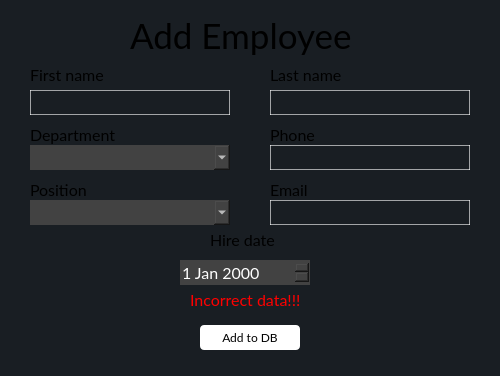
Qt form PhoneManagerGUI/ui/insertemployeedialog.ui (tarashunchak/PhoneCompanyManager) before a commit.
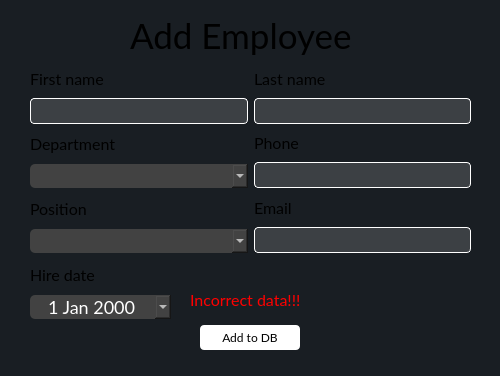
The same form after that commit.

Commit message: insertion widget layouts

```diff
--- a/PhoneManagerGUI/ui/insertemployeedialog.ui
+++ b/PhoneManagerGUI/ui/insertemployeedialog.ui
@@ -17,19 +17,6 @@
    <string notr="true">background-color:rgb(25, 30, 35);
 font-family:Lato, Consolas;</string>
   </property>
-  <widget class="QLineEdit" name="phone_lineEdit">
-   <property name="geometry">
-    <rect>
-     <x>270</x>
-     <y>145</y>
-     <width>200</width>
-     <height>25</height>
-    </rect>
-   </property>
-   <property name="styleSheet">
-    <string notr="true">border:1px solid rgba(255, 255, 255, 0.6);</string>
-   </property>
-  </widget>
   <widget class="QLabel" name="header_label">
    <property name="geometry">
     <rect>
@@ -49,63 +36,6 @@
     <string>Add Employee</string>
    </property>
   </widget>
-  <widget class="QLabel" name="department_label">
-   <property name="geometry">
-    <rect>
-     <x>30</x>
-     <y>125</y>
-     <width>105</width>
-     <height>20</height>
-    </rect>
-   </property>
-   <property name="font">
-    <font>
-     <family>Lato</family>
-     <pointsize>12</pointsize>
-    </font>
-   </property>
-   <property name="text">
-    <string>Department</string>
-   </property>
-  </widget>
-  <widget class="QLabel" name="hire_date_label">
-   <property name="geometry">
-    <rect>
-     <x>210</x>
-     <y>230</y>
-     <width>80</width>
-     <height>20</height>
-    </rect>
-   </property>
-   <property name="font">
-    <font>
-     <family>Lato</family>
-     <pointsize>12</pointsize>
-    </font>
-   </property>
-   <property name="text">
-    <string>Hire date</string>
-   </property>
-  </widget>
-  <widget class="QLabel" name="fname_label">
-   <property name="geometry">
-    <rect>
-     <x>30</x>
-     <y>65</y>
-     <width>161</width>
-     <height>20</height>
-    </rect>
-   </property>
-   <property name="font">
-    <font>
-     <family>Lato</family>
-     <pointsize>12</pointsize>
-    </font>
-   </property>
-   <property name="text">
-    <string>First name</string>
-   </property>
-  </widget>
   <widget class="QPushButton" name="confirm_addition">
    <property name="geometry">
     <rect>
@@ -130,169 +60,6 @@
     <string>Add to DB</string>
    </property>
   </widget>
-  <widget class="QLabel" name="phone_label">
-   <property name="geometry">
-    <rect>
-     <x>270</x>
-     <y>125</y>
-     <width>97</width>
-     <height>20</height>
-    </rect>
-   </property>
-   <property name="font">
-    <font>
-     <family>Lato</family>
-     <pointsize>12</pointsize>
-    </font>
-   </property>
-   <property name="text">
-    <string>Phone</string>
-   </property>
-  </widget>
-  <widget class="QLabel" name="position_label">
-   <property name="geometry">
-    <rect>
-     <x>30</x>
-     <y>180</y>
-     <width>101</width>
-     <height>20</height>
-    </rect>
-   </property>
-   <property name="font">
-    <font>
-     <family>Lato</family>
-     <pointsize>12</pointsize>
-    </font>
-   </property>
-   <property name="text">
-    <string>Position</string>
-   </property>
-  </widget>
-  <widget class="QLineEdit" name="first_name_lineEdit">
-   <property name="geometry">
-    <rect>
-     <x>30</x>
-     <y>90</y>
-     <width>200</width>
-     <height>25</height>
-    </rect>
-   </property>
-   <property name="styleSheet">
-    <string notr="true">border:1px solid rgba(255, 255, 255, 0.6);</string>
-   </property>
-  </widget>
-  <widget class="QComboBox" name="department_comboBox">
-   <property name="geometry">
-    <rect>
-     <x>30</x>
-     <y>145</y>
-     <width>200</width>
-     <height>25</height>
-    </rect>
-   </property>
-   <property name="styleSheet">
-    <string notr="true">background-color:#424242;
-border:none;
-font-size:16px;
-color:white;</string>
-   </property>
-  </widget>
-  <widget class="QComboBox" name="position_comboBox">
-   <property name="geometry">
-    <rect>
-     <x>30</x>
-     <y>200</y>
-     <width>200</width>
-     <height>25</height>
-    </rect>
-   </property>
-   <property name="styleSheet">
-    <string notr="true">background-color:#424242;
-border:none;
-font-size:16px;
-color:white;</string>
-   </property>
-  </widget>
-  <widget class="QDateEdit" name="hire_date_dateEdit">
-   <property name="geometry">
-    <rect>
-     <x>180</x>
-     <y>260</y>
-     <width>130</width>
-     <height>25</height>
-    </rect>
-   </property>
-   <property name="styleSheet">
-    <string notr="true">background-color:#424242;
-border:none;
-font-size:16px;
-color:white;</string>
-   </property>
-  </widget>
-  <widget class="QLineEdit" name="email_lineEdit">
-   <property name="geometry">
-    <rect>
-     <x>270</x>
-     <y>200</y>
-     <width>200</width>
-     <height>25</height>
-    </rect>
-   </property>
-   <property name="styleSheet">
-    <string notr="true">border:1px solid rgba(255, 255, 255, 0.6);</string>
-   </property>
-  </widget>
-  <widget class="QLabel" name="email_label">
-   <property name="geometry">
-    <rect>
-     <x>270</x>
-     <y>180</y>
-     <width>97</width>
-     <height>20</height>
-    </rect>
-   </property>
-   <property name="font">
-    <font>
-     <family>Lato</family>
-     <pointsize>12</pointsize>
-    </font>
-   </property>
-   <property name="text">
-    <string>Email</string>
-   </property>
-  </widget>
-  <widget class="QLabel" name="lname_label">
-   <property name="geometry">
-    <rect>
-     <x>270</x>
-     <y>65</y>
-     <width>161</width>
-     <height>20</height>
-    </rect>
-   </property>
-   <property name="font">
-    <font>
-     <family>Lato</family>
-     <pointsize>12</pointsize>
-    </font>
-   </property>
-   <property name="text">
-    <string>Last name</string>
-   </property>
-  </widget>
-  <widget class="QLineEdit" name="last_name_lineEdit">
-   <property name="geometry">
-    <rect>
-     <x>270</x>
-     <y>90</y>
-     <width>200</width>
-     <height>25</height>
-    </rect>
-   </property>
-   <property name="styleSheet">
-    <string notr="true">border:1px solid rgba(255, 255, 255, 0.6);</string>
-   </property>
-  </widget>
   <widget class="QLabel" name="incorrect_data_label">
    <property name="geometry">
     <rect>
@@ -313,6 +80,234 @@
     <string>Incorrect data!!!</string>
    </property>
   </widget>
+  <widget class="QWidget" name="layoutWidget">
+   <property name="geometry">
+    <rect>
+     <x>30</x>
+     <y>65</y>
+     <width>441</width>
+     <height>188</height>
+    </rect>
+   </property>
+   <layout class="QGridLayout" name="gridLayout">
+    <item row="0" column="0">
+     <layout class="QVBoxLayout" name="verticalLayout">
+      <item>
+       <widget class="QLabel" name="fname_label">
+        <property name="font">
+         <font>
+          <family>Lato</family>
+          <pointsize>12</pointsize>
+         </font>
+        </property>
+        <property name="text">
+         <string>First name</string>
+        </property>
+       </widget>
+      </item>
+      <item>
+       <widget class="QLineEdit" name="first_name_lineEdit">
+        <property name="styleSheet">
+         <string notr="true">background-color:rgba(200, 200, 200, 0.2);
+color:white;
+font-family:Lato, Consolas;
+font-size:18px;
+border-radius:4px;
+border:1px solid white;</string>
+        </property>
+       </widget>
+      </item>
+     </layout>
+    </item>
+    <item row="0" column="1">
+     <layout class="QVBoxLayout" name="verticalLayout_2">
+      <item>
+       <widget class="QLabel" name="lname_label">
+        <property name="font">
+         <font>
+          <family>Lato</family>
+          <pointsize>12</pointsize>
+         </font>
+        </property>
+        <property name="text">
+         <string>Last name</string>
+        </property>
+       </widget>
+      </item>
+      <item>
+       <widget class="QLineEdit" name="last_name_lineEdit">
+        <property name="styleSheet">
+         <string notr="true">background-color:rgba(200, 200, 200, 0.2);
+color:white;
+font-family:Lato, Consolas;
+font-size:18px;
+border-radius:4px;
+border:1px solid white;</string>
+        </property>
+       </widget>
+      </item>
+     </layout>
+    </item>
+    <item row="1" column="0">
+     <layout class="QVBoxLayout" name="verticalLayout_5">
+      <item>
+       <widget class="QLabel" name="department_label">
+        <property name="font">
+         <font>
+          <family>Lato</family>
+          <pointsize>12</pointsize>
+         </font>
+        </property>
+        <property name="text">
+         <string>Department</string>
+        </property>
+       </widget>
+      </item>
+      <item>
+       <widget class="QComboBox" name="department_comboBox">
+        <property name="styleSheet">
+         <string notr="true">background-color:#424242;
+border:none;
+font-size:18px;
+color:white;
+padding-left:6px;
+border-radius:5px;</string>
+        </property>
+       </widget>
+      </item>
+     </layout>
+    </item>
+    <item row="1" column="1">
+     <layout class="QVBoxLayout" name="verticalLayout_3">
+      <item>
+       <widget class="QLabel" name="phone_label">
+        <property name="font">
+         <font>
+          <family>Lato</family>
+          <pointsize>12</pointsize>
+         </font>
+        </property>
+        <property name="text">
+         <string>Phone</string>
+        </property>
+       </widget>
+      </item>
+      <item>
+       <widget class="QLineEdit" name="phone_lineEdit">
+        <property name="styleSheet">
+         <string notr="true">background-color:rgba(200, 200, 200, 0.2);
+color:white;
+font-family:Lato, Consolas;
+font-size:18px;
+border-radius:4px;
+border:1px solid white;</string>
+        </property>
+       </widget>
+      </item>
+     </layout>
+    </item>
+    <item row="2" column="0">
+     <layout class="QVBoxLayout" name="verticalLayout_6">
+      <item>
+       <widget class="QLabel" name="position_label">
+        <property name="font">
+         <font>
+          <family>Lato</family>
+          <pointsize>12</pointsize>
+         </font>
+        </property>
+        <property name="text">
+         <string>Position</string>
+        </property>
+       </widget>
+      </item>
+      <item>
+       <widget class="QComboBox" name="position_comboBox">
+        <property name="styleSheet">
+         <string notr="true">background-color:#424242;
+border:none;
+font-size:18px;
+color:white;
+padding-left:6px;
+border-radius:5px;</string>
+        </property>
+       </widget>
+      </item>
+     </layout>
+    </item>
+    <item row="2" column="1">
+     <layout class="QVBoxLayout" name="verticalLayout_4">
+      <item>
+       <widget class="QLabel" name="email_label">
+        <property name="font">
+         <font>
+          <family>Lato</family>
+          <pointsize>12</pointsize>
+         </font>
+        </property>
+        <property name="text">
+         <string>Email</string>
+        </property>
+       </widget>
+      </item>
+      <item>
+       <widget class="QLineEdit" name="email_lineEdit">
+        <property name="styleSheet">
+         <string notr="true">background-color:rgba(200, 200, 200, 0.2);
+color:white;
+font-family:Lato, Consolas;
+font-size:18px;
+border-radius:4px;
+border:1px solid white;</string>
+        </property>
+       </widget>
+      </item>
+     </layout>
+    </item>
+   </layout>
+  </widget>
+  <widget class="QWidget" name="layoutWidget">
+   <property name="geometry">
+    <rect>
+     <x>30</x>
+     <y>260</y>
+     <width>141</width>
+     <height>59</height>
+    </rect>
+   </property>
+   <layout class="QVBoxLayout" name="verticalLayout_7">
+    <item>
+     <widget class="QLabel" name="hire_date_label">
+      <property name="font">
+       <font>
+        <family>Lato</family>
+        <pointsize>12</pointsize>
+       </font>
+      </property>
+      <property name="text">
+       <string>Hire date</string>
+      </property>
+     </widget>
+    </item>
+    <item>
+     <widget class="QDateEdit" name="hire_date_dateEdit">
+      <property name="styleSheet">
+       <string notr="true">background-color:#424242;
+border:none;
+font-size:18px;
+color:white;
+border-radius:5px;</string>
+      </property>
+      <property name="alignment">
+       <set>Qt::AlignmentFlag::AlignCenter</set>
+      </property>
+      <property name="calendarPopup">
+       <bool>true</bool>
+      </property>
+     </widget>
+    </item>
+   </layout>
+  </widget>
  </widget>
  <resources/>
  <connections/>
```
The commit also changes 40 other files.
